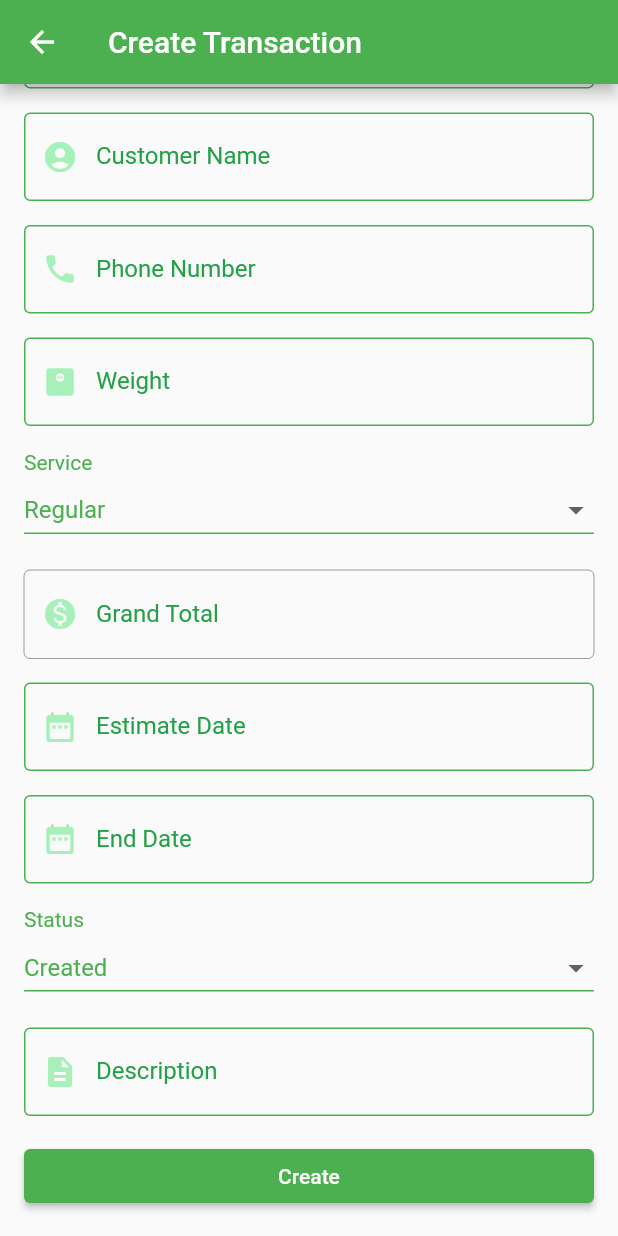
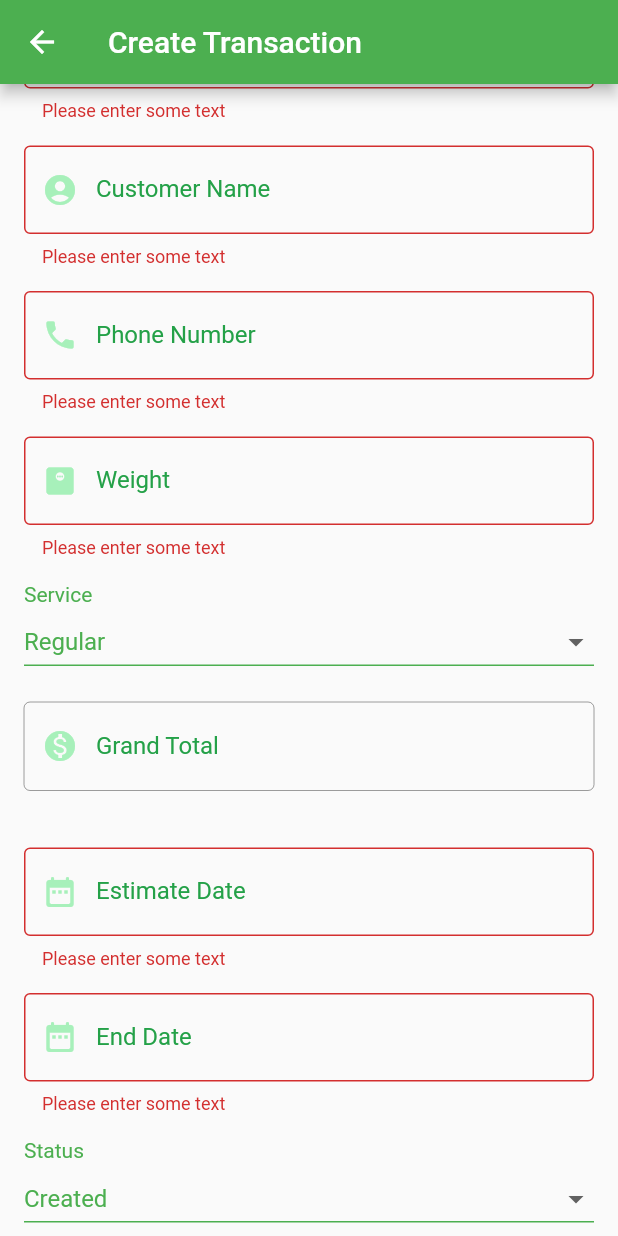
Before and after one commit to nandes007/flutter-mini-project, a Flutter app: the CreateTransaction screen opened directly, scrolled down 111 dp, after a tap on "Create", on a phone screen of 412 x 824 dp. Run offline on Flutter 3.47's test engine with Material 2 defaults, Android fonts, the phone set to English and light mode, and no system bars; our stand-ins replace flutter_svg, shared_preferences; accounts and stored records are empty.

```diff
--- a/lib/model/api/auth_api.dart
+++ b/lib/model/api/auth_api.dart
@@ -133,6 +133,7 @@ class AuthAPI with ChangeNotifier {
   storeUserData(apiResponse) async {
     SharedPreferences storage = await SharedPreferences.getInstance();
     await storage.setString('token', apiResponse['token']);
+    notifyListeners();
     return token;
   }
 
@@ -140,6 +141,7 @@ class AuthAPI with ChangeNotifier {
   Future<String?> getToken() async {
     SharedPreferences storage = await SharedPreferences.getInstance();
     String? token = storage.getString('token');
+    notifyListeners();
     return token;
   }
 
--- a/lib/view_model/transaction_view_model.dart
+++ b/lib/view_model/transaction_view_model.dart
@@ -16,11 +16,6 @@ class TransactionViewModel with ChangeNotifier {
   TransactionViewState get state => _state;
   changeState(TransactionViewState s) {
     _state = s;
-    notifyListeners();
-  }
-
-  initTransactionProvider() async {
-    await getAllTransactions();
     notifyListeners();
   }
 
--- a/lib/views/transaction/create_transaction.dart
+++ b/lib/views/transaction/create_transaction.dart
@@ -42,6 +42,7 @@ class _CreateTransactionState extends State<CreateTransaction> {
   final _description = TextEditingController();
 
   Future<void> submit() async {
+    if (_formKey.currentState!.validate()) {
       final result =
           await Provider.of<TransactionViewModel>(context, listen: false)
               .addTransaction(
@@ -70,6 +71,7 @@ class _CreateTransactionState extends State<CreateTransaction> {
       }
 
       setState(() {});
+    }
   }
 
   String _status = statuses.first;
@@ -119,7 +121,13 @@ class _CreateTransactionState extends State<CreateTransaction> {
             const SizedBox(
               height: 16,
             ),
-            TextField(
+            TextFormField(
+              validator: (value) {
+                if (value == null || value.isEmpty) {
+                  return 'Please enter some text';
+                }
+                return null;
+              },
               onTap: () async {
                 final selectDate = await showDatePicker(
                   context: context,
@@ -161,7 +169,13 @@ class _CreateTransactionState extends State<CreateTransaction> {
             const SizedBox(
               height: 16,
             ),
-            TextField(
+            TextFormField(
+              validator: (value) {
+                if (value == null || value.isEmpty) {
+                  return 'Please enter some text';
+                }
+                return null;
+              },
               controller: _customerName,
               decoration: const InputDecoration(
                 border: OutlineInputBorder(),
@@ -188,7 +202,13 @@ class _CreateTransactionState extends State<CreateTransaction> {
             const SizedBox(
               height: 16,
             ),
-            TextField(
+            TextFormField(
+              validator: (value) {
+                if (value == null || value.isEmpty) {
+                  return 'Please enter some text';
+                }
+                return null;
+              },
               controller: _phoneNumber,
               decoration: const InputDecoration(
                 border: OutlineInputBorder(),
@@ -215,7 +235,13 @@ class _CreateTransactionState extends State<CreateTransaction> {
             const SizedBox(
               height: 16,
             ),
-            TextField(
+            TextFormField(
+              validator: (value) {
+                if (value == null || value.isEmpty) {
+                  return 'Please enter some text';
+                }
+                return null;
+              },
               controller: _weight,
               keyboardType: TextInputType.number,
               onChanged: ((value) {
@@ -301,7 +327,13 @@ class _CreateTransactionState extends State<CreateTransaction> {
             const SizedBox(
               height: 16,
             ),
-            TextField(
+            TextFormField(
+              validator: (value) {
+                if (value == null || value.isEmpty) {
+                  return 'Please enter some text';
+                }
+                return null;
+              },
               controller: _grandTotal,
               enabled: false,
               decoration: const InputDecoration(
@@ -329,7 +361,13 @@ class _CreateTransactionState extends State<CreateTransaction> {
             const SizedBox(
               height: 16,
             ),
-            TextField(
+            TextFormField(
+              validator: (value) {
+                if (value == null || value.isEmpty) {
+                  return 'Please enter some text';
+                }
+                return null;
+              },
               onTap: () async {
                 final selectDate = await showDatePicker(
                   context: context,
@@ -371,7 +409,13 @@ class _CreateTransactionState extends State<CreateTransaction> {
             const SizedBox(
               height: 16,
             ),
-            TextField(
+            TextFormField(
+              validator: (value) {
+                if (value == null || value.isEmpty) {
+                  return 'Please enter some text';
+                }
+                return null;
+              },
               onTap: () async {
                 final selectDate = await showDatePicker(
                   context: context,
@@ -448,7 +492,13 @@ class _CreateTransactionState extends State<CreateTransaction> {
             const SizedBox(
               height: 16,
             ),
-            TextField(
+            TextFormField(
+              validator: (value) {
+                if (value == null || value.isEmpty) {
+                  return 'Please enter some text';
+                }
+                return null;
+              },
               controller: _description,
               decoration: const InputDecoration(
                 border: OutlineInputBorder(),
```
Also changed, not shown: lib/views/auth/login_page.dart (+18 -4 lines), lib/views/auth/register_page.dart (+23 -4 lines). Lines whose indentation alone changed are shown as unchanged.
